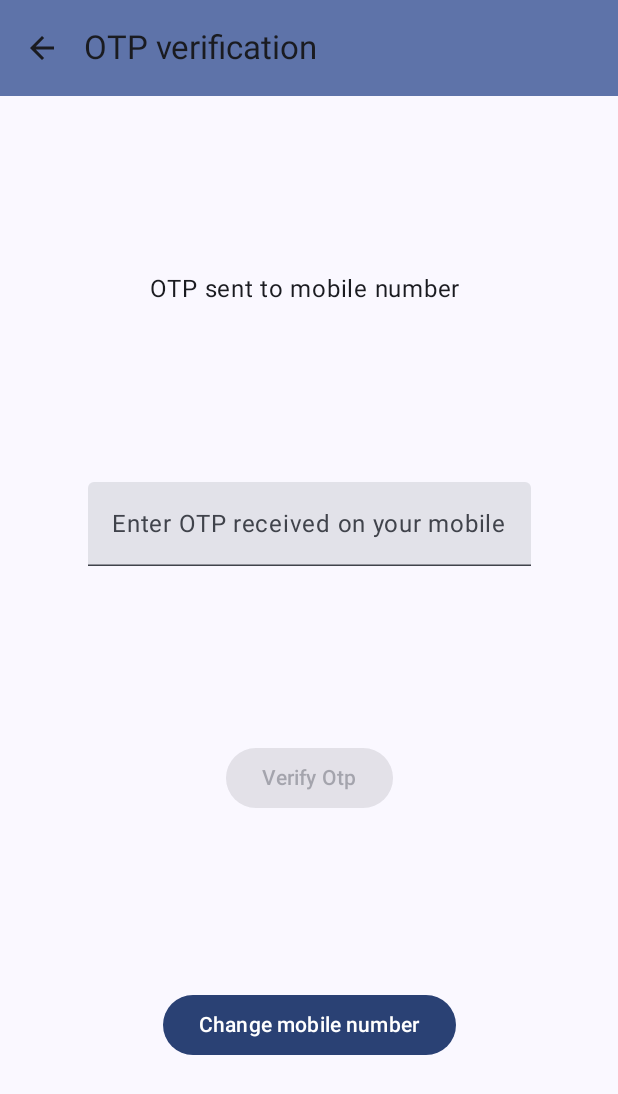
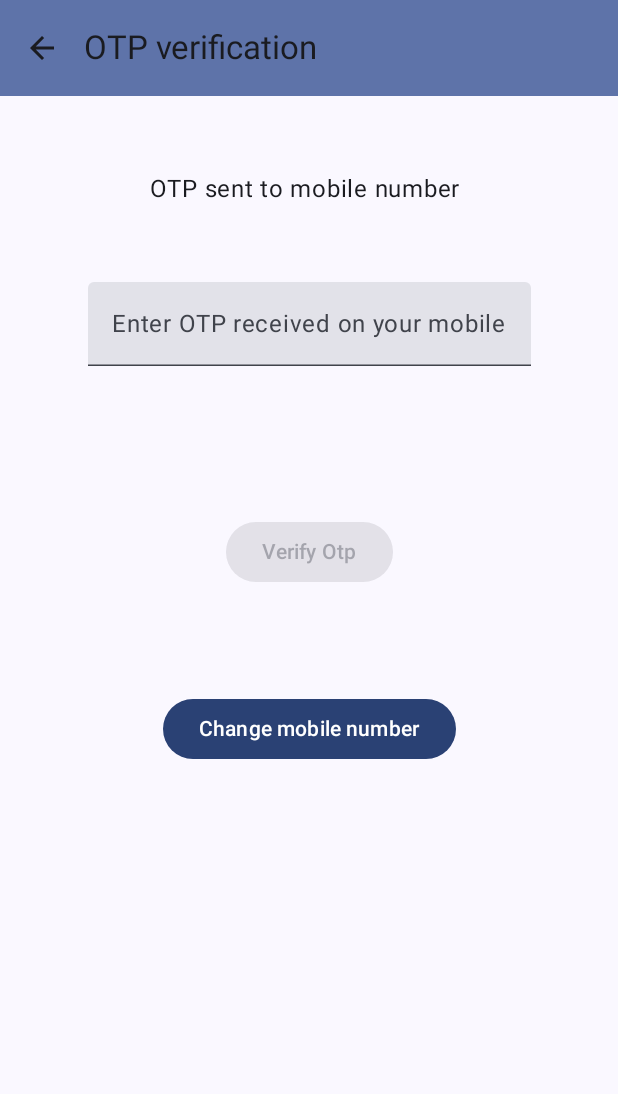
Before and after one commit to jainbrothers/gymApp, an Android app built with Jetpack Compose: the OtpVerificationScreen screen opened through its navigation route, on a phone screen of 412 x 824 dp. Shown: the top 1094 px of the screen. Run offline under Robolectric (Android 15) with nearby library versions, the phone set to English and light mode, and no system bars; our stand-ins replace Dagger/Hilt's generated code, Firebase (no records; nobody signed in at launch, a user with empty details on screens opened directly).

Commit message:
Changes to put elements of mobile and otp input page closer so that buttons are visible even with keypad.

```diff
--- a/app/src/main/java/com/example/gymapp/ui/screen/OtpVerificationScreen.kt
+++ b/app/src/main/java/com/example/gymapp/ui/screen/OtpVerificationScreen.kt
@@ -6,6 +6,7 @@ import androidx.compose.foundation.layout.Box
 import androidx.compose.foundation.layout.Column
 import androidx.compose.foundation.layout.fillMaxSize
 import androidx.compose.foundation.layout.fillMaxWidth
+import androidx.compose.foundation.layout.padding
 import androidx.compose.foundation.text.KeyboardOptions
 import androidx.compose.material3.Button
 import androidx.compose.material3.ExperimentalMaterial3Api
@@ -17,8 +18,10 @@ import androidx.compose.runtime.collectAsState
 import androidx.compose.runtime.getValue
 import androidx.compose.ui.Alignment
 import androidx.compose.ui.Modifier
+import androidx.compose.ui.modifier.modifierLocalConsumer
 import androidx.compose.ui.res.stringResource
 import androidx.compose.ui.text.input.KeyboardType
+import androidx.compose.ui.unit.dp
 import androidx.hilt.navigation.compose.hiltViewModel
 import androidx.lifecycle.viewmodel.compose.viewModel
 import com.example.gymapp.R
@@ -48,24 +51,30 @@ fun OtpVerificationScreen(
         }
     }
     Column(
-        verticalArrangement = Arrangement.SpaceEvenly,
+        verticalArrangement = Arrangement.Top,
         horizontalAlignment = Alignment.CenterHorizontally,
         modifier = modifier.fillMaxSize()
     ) {
-        Text("OTP sent to mobile number ${uiState.mobileNumber}")
+        Text("OTP sent to mobile number ${uiState.mobileNumber}",
+            modifier = modifier.padding(top = 50.dp)
+        )
         TextField(
             value = uiState.otp,
             onValueChange = {
                 otpViewModel.setOtpValue(it)
             },
             label = {Text("Enter OTP received on your mobile")},
-            keyboardOptions = KeyboardOptions(keyboardType = KeyboardType.Number)
+            keyboardOptions = KeyboardOptions(keyboardType = KeyboardType.Number),
+            modifier = modifier.padding(50.dp)
         )
         if (otpVerificationStatus.errorCode != ErrorCode.None) {
             Text("OTP verification failed with error ${otpVerificationStatus.errorCode}, please try again",
                 modifier.align(Alignment.CenterHorizontally))
         }
-        Box(modifier = modifier.fillMaxWidth(), contentAlignment = Alignment.Center){
+
+        Box(modifier = modifier.fillMaxWidth().padding(50.dp),
+            contentAlignment = Alignment.Center
+        ){
             Button(
                 onClick = {
                     otpViewModel.verifyOtp(uiState.otp)
@@ -82,7 +91,8 @@ fun OtpVerificationScreen(
                 otpViewModel.updateStateForChangeMobileNumber()
                 onClickChangeMobileNumberButton()
             },
-            enabled = true
+            enabled = true,
+            modifier = modifier.padding(20.dp)
         ) {
             Text("Change mobile number")
         }
--- a/app/src/main/java/com/example/gymapp/ui/screen/UserRegisterScreen.kt
+++ b/app/src/main/java/com/example/gymapp/ui/screen/UserRegisterScreen.kt
@@ -6,6 +6,7 @@ import androidx.compose.foundation.layout.Box
 import androidx.compose.foundation.layout.Column
 import androidx.compose.foundation.layout.fillMaxSize
 import androidx.compose.foundation.layout.fillMaxWidth
+import androidx.compose.foundation.layout.padding
 import androidx.compose.foundation.text.KeyboardOptions
 import androidx.compose.material3.Button
 import androidx.compose.material3.ExperimentalMaterial3Api
@@ -19,8 +20,10 @@ import androidx.compose.ui.Alignment
 import androidx.compose.ui.Alignment.Companion.Center
 import androidx.compose.ui.Alignment.Companion.CenterHorizontally
 import androidx.compose.ui.Modifier
+import androidx.compose.ui.modifier.modifierLocalConsumer
 import androidx.compose.ui.res.stringResource
 import androidx.compose.ui.text.input.KeyboardType
+import androidx.compose.ui.unit.dp
 import androidx.hilt.navigation.compose.hiltViewModel
 import com.example.gymapp.R
 import com.example.gymapp.service.authservice.OtpVerificationState
@@ -71,7 +74,7 @@ fun GenerateOtp(
     Log.d(TAG, "uiState.isOtpGenerationEnabled ${uiState.isGenerateOtpButtonEnabled} " +
             "isMobileValid ${uiState.isMobileNumberValid}")
     Column(
-        verticalArrangement = Arrangement.SpaceEvenly,
+        verticalArrangement = Arrangement.Top,
         horizontalAlignment = Alignment.CenterHorizontally,
         modifier = modifier.fillMaxSize()
     ) {
@@ -81,9 +84,10 @@ fun GenerateOtp(
                 userRegistrationViewModel.setMobileNumber(it)
             },
             label = {Text(stringResource(R.string.mobile_input_label))},
-            keyboardOptions = KeyboardOptions(keyboardType = KeyboardType.Number)
+            keyboardOptions = KeyboardOptions(keyboardType = KeyboardType.Number),
+            modifier = modifier.padding(top = 100.dp, bottom = 50.dp)
         )
-        Box(modifier = Modifier.fillMaxWidth(), contentAlignment = Center) {
+        Box(modifier = Modifier.fillMaxWidth().padding(50.dp), contentAlignment = Center) {
             Button(
                 onClick = {
                     userRegistrationViewModel.generateOtp(uiState.mobileNumber)
@@ -96,7 +100,7 @@ fun GenerateOtp(
         }
         if (otpVerificationStatus.errorCode != ErrorCode.None) {
             Text("OTP generation failed with error: ${otpVerificationStatus.errorCode}, please try again",
-                modifier.align(CenterHorizontally))
+                modifier.align(CenterHorizontally).padding(50.dp))
         }
     }
 }
```
